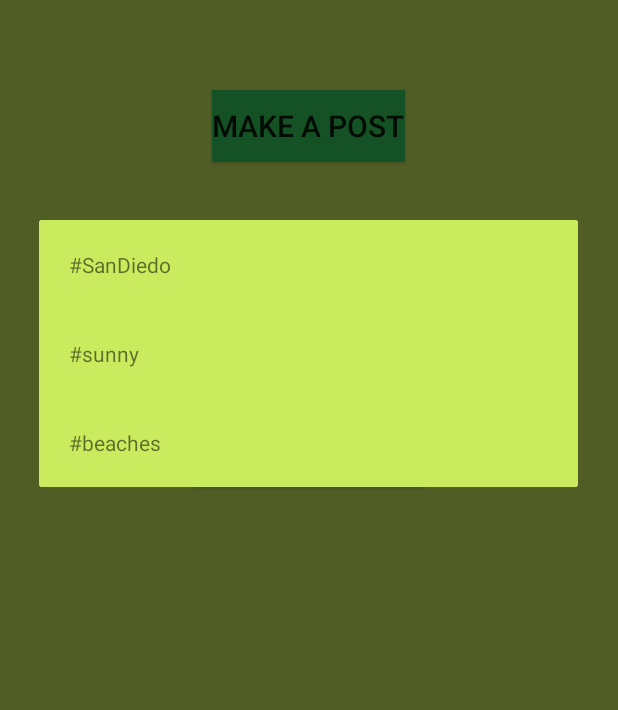
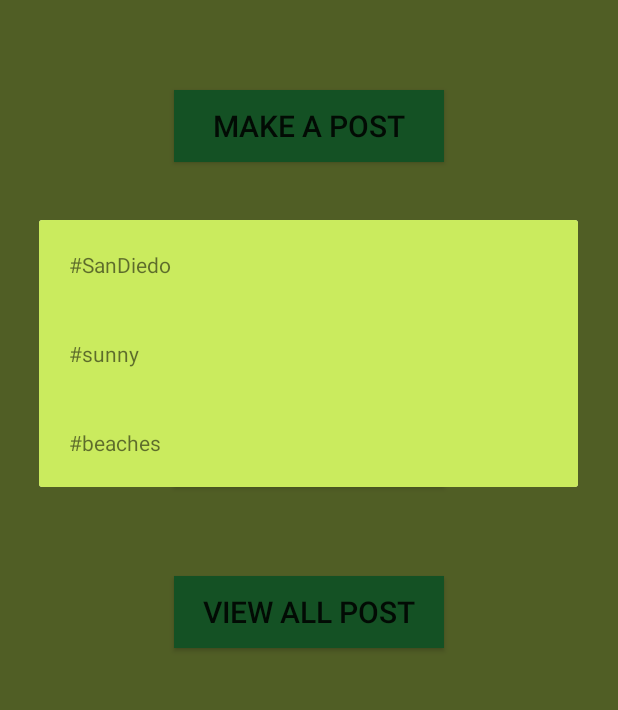
Before and after one commit to Meghagupta17/MyInsta, an Android app: the LogedInActivity screen opened directly, with no data from a screen before it, after a tap on "SELECT HASTAG", on a phone screen of 412 x 824 dp, the part 264-974 px from its top. Run offline under Robolectric (Android 15) with nearby library versions, the phone set to English and light mode, and no system bars; 1 statement that could not run was skipped.

Commit message:
RecyclerView for post list done

```diff
--- a/app/build.gradle
+++ b/app/build.gradle
@@ -30,6 +30,10 @@ dependencies {
     //recyclerview
     implementation 'com.android.support:recyclerview-v7:28.0.0'
 
+    //glide
+    implementation 'com.github.bumptech.glide:glide:4.9.0'
+    annotationProcessor 'com.github.bumptech.glide:compiler:4.9.0'
+
 }
 
 apply plugin: 'com.google.gms.google-services'
--- a/app/src/main/AndroidManifest.xml
+++ b/app/src/main/AndroidManifest.xml
@@ -1,6 +1,8 @@
 <?xml version="1.0" encoding="utf-8"?>
 <manifest xmlns:android="http://schemas.android.com/apk/res/android"
     package="com.example.myinsta">
+
+    <uses-permission android:name="android.permission.INTERNET"/>
 
     <application
         android:allowBackup="true"
--- a/app/src/main/java/com/example/myinsta/LogedInActivity.java
+++ b/app/src/main/java/com/example/myinsta/LogedInActivity.java
@@ -16,25 +16,35 @@ import java.util.ArrayList;
 
 public class LogedInActivity extends AppCompatActivity {
 
-    Button btnPost;
-    Button btnuploadImage;
+    //componenets in Logedin Activity
     Button btnmakePost;
     Button btnuserList;
     Button btnhastagList;
-    ImageView image;
-    EditText postText, addHashtag, rvtext, rvhashtag;
+    Button btnPostList;
     private ArrayList<String> userNameList = new ArrayList<>();
     private ArrayList<String> hashtagList = new ArrayList<>();
+    private ArrayList<String> postimage = new ArrayList<>();
+    private ArrayList<String> postuser = new ArrayList<>();
+    private ArrayList<String> posthasgtag = new ArrayList<>();
 
+
+    //componenets of create new post Dialog box
+    Button btnPost;
+    Button btnuploadImage;
+    ImageView image;
+    EditText postText;
+    EditText addHashtag;
 
     @Override
     protected void onCreate(Bundle savedInstanceState) {
         super.onCreate(savedInstanceState);
         setContentView(R.layout.activity_login);
 
+        //Make a post Dialog Box
         final AlertDialog.Builder builder = new AlertDialog.Builder(this);
         final View dialogView = LayoutInflater.from(this).inflate(R.layout.dialog_create_post, null);
 
+        //Chail components of dialog box make post
         image = dialogView.findViewById(R.id.image);
         postText = dialogView.findViewById(R.id.postText);
         addHashtag = dialogView.findViewById(R.id.addHashtag);
@@ -55,7 +65,7 @@ public class LogedInActivity extends AppCompatActivity {
             }
         });
 
-
+        //Creating the dialog box on click of btnpost(Make a post)
         btnPost = findViewById(R.id.btnPost);
         btnPost.setOnClickListener(new View.OnClickListener() {
             @Override
@@ -103,6 +113,24 @@ public class LogedInActivity extends AppCompatActivity {
                 alertDialog.show();
             }
         });
+
+        final AlertDialog.Builder builderpost = new AlertDialog.Builder(this);
+        final View dialogViewpost = LayoutInflater.from(this).inflate(R.layout.dialog_recyclerview_postlist, null);
+
+        btnPostList = findViewById(R.id.btnPostList);
+        btnPostList.setOnClickListener(new View.OnClickListener() {
+            @Override
+            public void onClick(View v) {
+                builderpost.setView(dialogViewpost);
+                AlertDialog alertDialog = builderpost.create();
+                initPost();
+                RecyclerView recyclerView = dialogViewpost.findViewById(R.id.rvpostList);
+                RecyclerViewAdapterPost adapterPost = new RecyclerViewAdapterPost(LogedInActivity.this, postimage, postuser, posthasgtag);
+                recyclerView.setAdapter(adapterPost);
+                recyclerView.setLayoutManager(new LinearLayoutManager(LogedInActivity.this ));
+                alertDialog.show();
+            }
+        });
     }
 
     private void initUser(){
@@ -118,10 +146,16 @@ public class LogedInActivity extends AppCompatActivity {
 
     }
 
-    /*private void initRecyclerView(){
-        RecyclerView recyclerView = dialogViewuser.findViewById(R.id.rvuserList);
-        RecyclerViewAdapterUser adapterUser = new RecyclerViewAdapterUser(LogedInActivity.this, userNameList);
-        recyclerView.setAdapter(adapterUser);
-        recyclerView.setLayoutManager(new LinearLayoutManager(LogedInActivity.this));
-    }*/
+    private void initPost(){
+        postimage.add("https://www.telegraph.co.uk/content/dam/Travel/2016/August/san-diego-AP75672386.jpg?imwidth=1400");
+        postuser.add("willow");
+        posthasgtag.add("#san diego");
+        postimage.add("https://www.trolleytours.com/wp-content/uploads/2016/06/san-diego-beaches-480x270.jpg");
+        postuser.add("logan");
+        posthasgtag.add("#beaches");
+        postimage.add("http://www.solar-nation.org/images/sandiegocasolarpower.jpg");
+        postuser.add("sofia");
+        posthasgtag.add("#sunny");
+    }
+
 }
--- a/app/src/main/java/com/example/myinsta/MainActivity.java
+++ b/app/src/main/java/com/example/myinsta/MainActivity.java
@@ -23,6 +23,8 @@ public class MainActivity extends AppCompatActivity {
         username = findViewById(R.id.userName);
         nickname = findViewById(R.id.nickName);
 
+        //username.setVisibility(EditText.INVISIBLE);;
+       // nickname.setEnabled(false);
         btnlogin = findViewById(R.id.btnlogin);
         btnlogin.setOnClickListener(new View.OnClickListener() {
             @Override
--- a/app/src/main/res/layout/activity_login.xml
+++ b/app/src/main/res/layout/activity_login.xml
@@ -19,7 +19,7 @@
         android:textSize="25sp" />
 
     <Button
-        android:layout_width="wrap_content"
+        android:layout_width="180dp"
         android:layout_height="wrap_content"
         android:id="@+id/btnPost"
         android:text="Make a Post"
@@ -29,7 +29,7 @@
         android:textSize="20sp"/>
 
     <Button
-        android:layout_width="wrap_content"
+        android:layout_width="180dp"
         android:layout_height="wrap_content"
         android:id="@+id/btnuserList"
         android:text="Select User"
@@ -39,7 +39,7 @@
         android:textSize="20sp"/>
 
     <Button
-        android:layout_width="wrap_content"
+        android:layout_width="180dp"
         android:layout_height="wrap_content"
         android:id="@+id/btnhastagList"
         android:text="Select Hastag"
@@ -48,4 +48,14 @@
         android:background="#33cc5a"
         android:textSize="20sp"/>
 
+    <Button
+        android:layout_width="180dp"
+        android:layout_height="wrap_content"
+        android:id="@+id/btnPostList"
+        android:text="View all Post"
+        android:layout_marginTop="60dp"
+        android:layout_gravity="center"
+        android:background="#33cc5a"
+        android:textSize="20sp"/>
+
 </LinearLayout>
```
